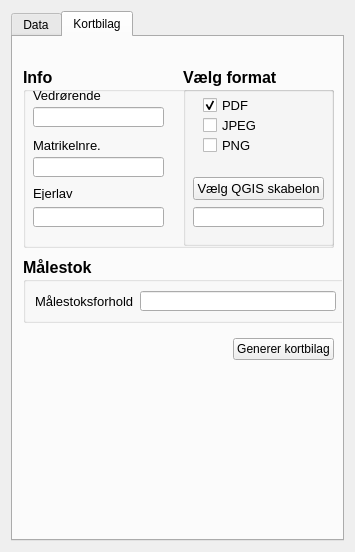
Old version of the form tinglysning_gml_dialog_base.ui in the repository danielarnason/TinglysningGml.
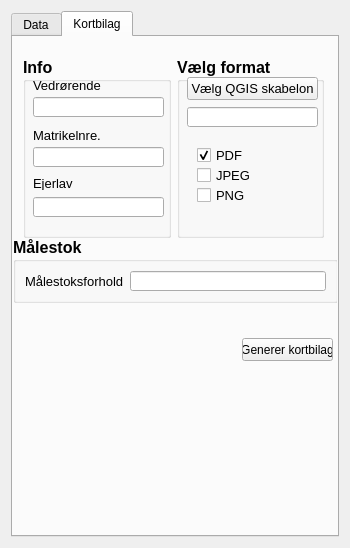
New version of the form. The open tabs and pages were chosen to show the change.

Commit message: UI ændringer

What changed in the file:
```diff
--- a/tinglysning_gml_dialog_base.ui
+++ b/tinglysning_gml_dialog_base.ui
@@ -6,8 +6,8 @@
    <rect>
     <x>0</x>
     <y>0</y>
-    <width>355</width>
-    <height>552</height>
+    <width>350</width>
+    <height>548</height>
    </rect>
   </property>
   <property name="windowTitle">
@@ -17,7 +17,7 @@
    <item row="0" column="0">
     <widget class="QTabWidget" name="tabWidget">
      <property name="currentIndex">
-      <number>1</number>
+      <number>0</number>
      </property>
      <widget class="QWidget" name="tab">
       <attribute name="title">
@@ -363,6 +363,9 @@
            <property name="text">
             <string>Åbn gml fil i QGIS</string>
            </property>
+           <property name="checked">
+            <bool>true</bool>
+           </property>
           </widget>
          </item>
          <item row="2" column="2">
@@ -380,17 +383,60 @@
       <attribute name="title">
        <string>Kortbilag</string>
       </attribute>
-      <widget class="QWidget" name="layoutWidget">
+      <widget class="QGroupBox" name="groupBox_3">
+       <property name="geometry">
+        <rect>
+         <x>0</x>
+         <y>200</y>
+         <width>325</width>
+         <height>66</height>
+        </rect>
+       </property>
+       <property name="font">
+        <font>
+         <pointsize>12</pointsize>
+         <weight>75</weight>
+         <bold>true</bold>
+        </font>
+       </property>
+       <property name="title">
+        <string>Målestok</string>
+       </property>
+       <layout class="QGridLayout" name="gridLayout_13">
+        <item row="0" column="0">
+         <layout class="QFormLayout" name="formLayout">
+          <item row="0" column="0">
+           <widget class="QLabel" name="label_17">
+            <property name="font">
+             <font>
+              <pointsize>10</pointsize>
+              <weight>50</weight>
+              <bold>false</bold>
+             </font>
+            </property>
+            <property name="text">
+             <string>Målestoksforhold</string>
+            </property>
+           </widget>
+          </item>
+          <item row="0" column="1">
+           <widget class="QLineEdit" name="lineEdit_8"/>
+          </item>
+         </layout>
+        </item>
+       </layout>
+      </widget>
+      <widget class="QWidget" name="">
        <property name="geometry">
         <rect>
          <x>10</x>
-         <y>30</y>
-         <width>311</width>
+         <y>20</y>
+         <width>301</width>
          <height>181</height>
         </rect>
        </property>
-       <layout class="QHBoxLayout" name="horizontalLayout_3">
-        <item>
+       <layout class="QGridLayout" name="gridLayout_12">
+        <item row="0" column="0">
          <widget class="QGroupBox" name="groupBox">
           <property name="font">
            <font>
@@ -492,15 +538,10 @@
             </rect>
            </property>
           </widget>
+         </widget>
+        </item>
+        <item row="0" column="1">
           <widget class="QGroupBox" name="groupBox_2">
-           <property name="geometry">
-            <rect>
-             <x>160</x>
-             <y>0</y>
-             <width>151</width>
-             <height>179</height>
-            </rect>
-           </property>
            <property name="font">
             <font>
              <pointsize>12</pointsize>
@@ -511,11 +552,41 @@
            <property name="title">
             <string>Vælg format</string>
            </property>
+          <widget class="QPushButton" name="pushButton_6">
+           <property name="geometry">
+            <rect>
+             <x>10</x>
+             <y>20</y>
+             <width>131</width>
+             <height>23</height>
+            </rect>
+           </property>
+           <property name="font">
+            <font>
+             <pointsize>10</pointsize>
+             <weight>50</weight>
+             <bold>false</bold>
+            </font>
+           </property>
+           <property name="text">
+            <string>Vælg QGIS skabelon</string>
+           </property>
+          </widget>
+          <widget class="QLineEdit" name="lineEdit_9">
+           <property name="geometry">
+            <rect>
+             <x>10</x>
+             <y>50</y>
+             <width>131</width>
+             <height>20</height>
+            </rect>
+           </property>
+          </widget>
            <widget class="QCheckBox" name="checkBox_3">
             <property name="geometry">
              <rect>
               <x>20</x>
-              <y>70</y>
+             <y>130</y>
               <width>91</width>
               <height>17</height>
              </rect>
@@ -531,31 +602,11 @@
              <string>PNG</string>
             </property>
            </widget>
-           <widget class="QCheckBox" name="checkBox_2">
-            <property name="geometry">
-             <rect>
-              <x>20</x>
-              <y>50</y>
-              <width>91</width>
-              <height>17</height>
-             </rect>
-            </property>
-            <property name="font">
-             <font>
-              <pointsize>10</pointsize>
-              <weight>50</weight>
-              <bold>false</bold>
-             </font>
-            </property>
-            <property name="text">
-             <string>JPEG</string>
-            </property>
-           </widget>
            <widget class="QCheckBox" name="checkBox">
             <property name="geometry">
              <rect>
               <x>20</x>
-              <y>30</y>
+             <y>90</y>
               <width>91</width>
               <height>17</height>
              </rect>
@@ -574,13 +625,13 @@
              <bool>true</bool>
             </property>
            </widget>
-           <widget class="QPushButton" name="pushButton_6">
+          <widget class="QCheckBox" name="checkBox_2">
             <property name="geometry">
              <rect>
-              <x>10</x>
+             <x>20</x>
               <y>110</y>
-              <width>131</width>
-              <height>23</height>
+             <width>91</width>
+             <height>17</height>
              </rect>
             </property>
             <property name="font">
@@ -591,98 +642,25 @@
              </font>
             </property>
             <property name="text">
-             <string>Vælg QGIS skabelon</string>
-            </property>
-           </widget>
-           <widget class="QLineEdit" name="lineEdit_9">
-            <property name="geometry">
-             <rect>
-              <x>10</x>
-              <y>140</y>
-              <width>131</width>
-              <height>20</height>
-             </rect>
-            </property>
-           </widget>
+            <string>JPEG</string>
+           </property>
           </widget>
          </widget>
         </item>
        </layout>
       </widget>
-      <widget class="QWidget" name="layoutWidget">
-       <property name="geometry">
-        <rect>
-         <x>10</x>
-         <y>300</y>
-         <width>311</width>
-         <height>25</height>
-        </rect>
-       </property>
-       <layout class="QHBoxLayout" name="horizontalLayout_4">
-        <item>
-         <spacer name="horizontalSpacer">
-          <property name="orientation">
-           <enum>Qt::Horizontal</enum>
-          </property>
-          <property name="sizeHint" stdset="0">
-           <size>
-            <width>148</width>
-            <height>20</height>
-           </size>
-          </property>
-         </spacer>
-        </item>
-        <item>
          <widget class="QPushButton" name="pushButton_5">
+       <property name="geometry">
+        <rect>
+         <x>229</x>
+         <y>301</y>
+         <width>91</width>
+         <height>23</height>
+        </rect>
+       </property>
           <property name="text">
            <string>Generer kortbilag</string>
           </property>
-         </widget>
-        </item>
-       </layout>
-      </widget>
-      <widget class="QGroupBox" name="groupBox_3">
-       <property name="geometry">
-        <rect>
-         <x>10</x>
-         <y>220</y>
-         <width>325</width>
-         <height>66</height>
-        </rect>
-       </property>
-       <property name="font">
-        <font>
-         <pointsize>12</pointsize>
-         <weight>75</weight>
-         <bold>true</bold>
-        </font>
-       </property>
-       <property name="title">
-        <string>Målestok</string>
-       </property>
-       <layout class="QGridLayout" name="gridLayout_13">
-        <item row="0" column="0">
-         <layout class="QGridLayout" name="gridLayout_12">
-          <item row="0" column="0">
-           <widget class="QLabel" name="label_17">
-            <property name="font">
-             <font>
-              <pointsize>10</pointsize>
-              <weight>50</weight>
-              <bold>false</bold>
-             </font>
-            </property>
-            <property name="text">
-             <string>Målestoksforhold</string>
-            </property>
-           </widget>
-          </item>
-          <item row="0" column="1">
-           <widget class="QLineEdit" name="lineEdit_8"/>
-          </item>
-         </layout>
-        </item>
-       </layout>
       </widget>
      </widget>
     </widget>
```
Lines whose indentation alone changed are shown as unchanged.
